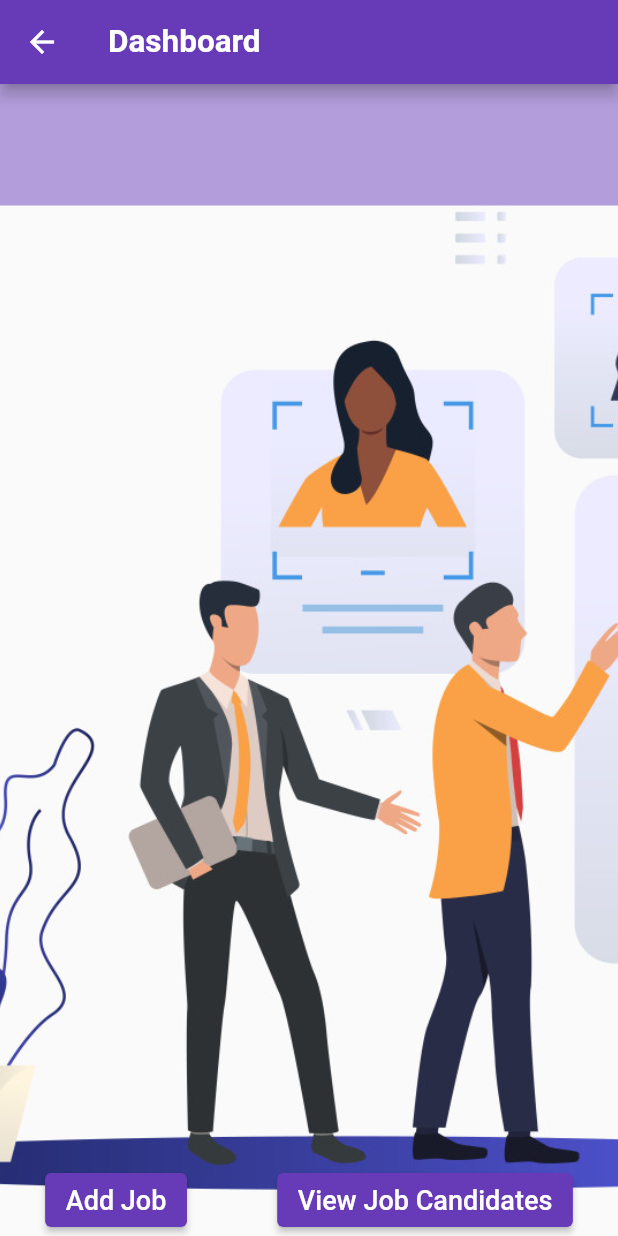
After one commit to Aman2two/jobs, a Flutter app: the DashboardScreen screen opened directly, on a phone screen of 412 x 824 dp. The commit adds this screen. Run offline on Flutter 3.47's test engine with Material 2 defaults, Android fonts, the phone set to English and light mode, and no system bars; our stand-ins replace dio; accounts and stored records are empty.

Commit message:
changes added

```diff
--- /dev/null
+++ b/lib/screens/dashboard.dart
@@ -0,0 +1,79 @@
+import 'package:flutter/material.dart';
+import 'package:flutter/widgets.dart';
+import 'package:jobs/utility/app_variables.dart';
+import 'package:jobs/utility/constants.dart';
+import 'package:provider/provider.dart';
+
+class DashboardScreen extends StatelessWidget {
+  final GlobalKey<ScaffoldState> _scaffoldKey = new GlobalKey<ScaffoldState>();
+
+  @override
+  Widget build(BuildContext context) {
+    return Scaffold(
+      key: _scaffoldKey,
+      resizeToAvoidBottomInset: false,
+      appBar: AppBar(
+        title: Text(dashboardScreenHeader),
+      ),
+      body: Stack(
+        children: [
+          Container(
+            decoration: BoxDecoration(
+              image: DecorationImage(
+                  image: AssetImage(dashboardBg), fit: BoxFit.fitHeight),
+            ),
+            child: Column(
+              mainAxisAlignment: MainAxisAlignment.spaceBetween,
+              children: [
+                userLayout(context),
+                Row(
+                  mainAxisAlignment: MainAxisAlignment.spaceAround,
+                  children: [addJob(), viewJobCandidates()],
+                )
+              ],
+            ),
+          )
+        ],
+      ),
+    );
+  }
+
+  Widget userLayout(BuildContext context) {
+    String userName = Provider.of<DataProvider>(context).user.name;
+    String email = Provider.of<DataProvider>(context).user.email;
+    return Container(
+        color: Colors.deepPurple[200],
+        width: MediaQuery.of(context).size.width,
+        padding: EdgeInsets.all(10.0),
+        child: Column(
+          mainAxisAlignment: MainAxisAlignment.start,
+          crossAxisAlignment: CrossAxisAlignment.start,
+          children: [
+            Text(
+              userName,
+              style: Theme.of(context).textTheme.headline5,
+            ),
+            SizedBox(height: 10.0,),
+            Text(
+              email,
+              style: Theme.of(context).textTheme.headline6,
+            )
+
+          ],
+        ));
+  }
+
+  Widget addJob() {
+    return ElevatedButton(
+      onPressed: () {},
+      child: Text('Add Job'),
+    );
+  }
+
+  Widget viewJobCandidates() {
+    return ElevatedButton(
+      onPressed: () {},
+      child: Text('View Job Candidates'),
+    );
+  }
+}
--- a/lib/screens/login_screen.dart
+++ b/lib/screens/login_screen.dart
@@ -2,6 +2,7 @@ import 'package:flutter/material.dart';
 import 'package:flutter/widgets.dart';
 import 'package:jobs/controllers/login_controller.dart';
 import 'package:jobs/models/user_model.dart';
+import 'package:jobs/screens/dashboard.dart';
 import 'package:jobs/screens/signup_screen.dart';
 import 'package:jobs/utility/app_variables.dart';
 import 'package:jobs/utility/constants.dart';
@@ -122,7 +123,8 @@ class LoginScreen extends StatelessWidget {
               _scaffoldKey.currentState.showSnackBar(
                   Utility.getSnackBar(loginSuccess, isError: false));
               Future.delayed(Duration(seconds: 2), () {
-                // Utility.goBack(context);
+                Utility.navigateTo(
+                    context: context, nextPageName: DashboardScreen());
               });
             }
           });
--- a/lib/utility/constants.dart
+++ b/lib/utility/constants.dart
@@ -42,11 +42,13 @@ const String userIdCreatedMsg= "User created with id";
 const String loginText= "Login";
 const String signText= 'Sign Up';
 const String loginSuccess= 'Login Success';
+const String dashboardScreenHeader= 'Dashboard';
 
 // asset paths
 
 const String userBg="lib/assets/user_type_bg.jpg";
 const String loginBg="lib/assets/login.jpg";
+const String dashboardBg="lib/assets/dashboardbg.jpg";
 
 
 //errors
```
Also changed, not shown: lib/assets/dashboardbg.jpg (added).
